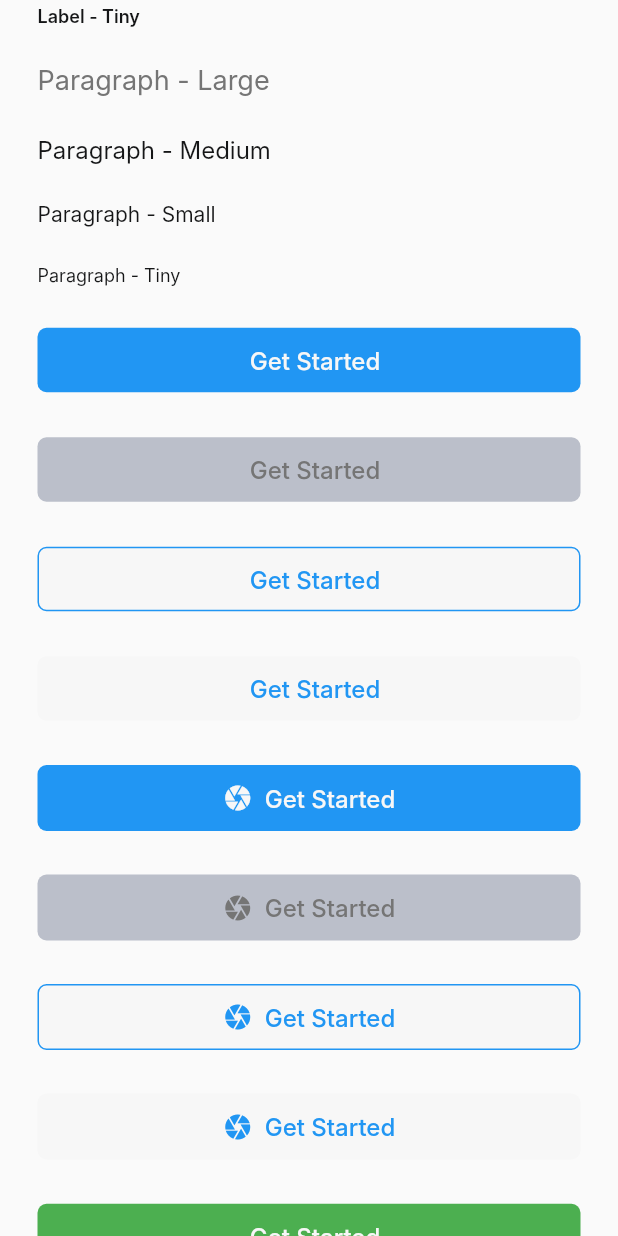
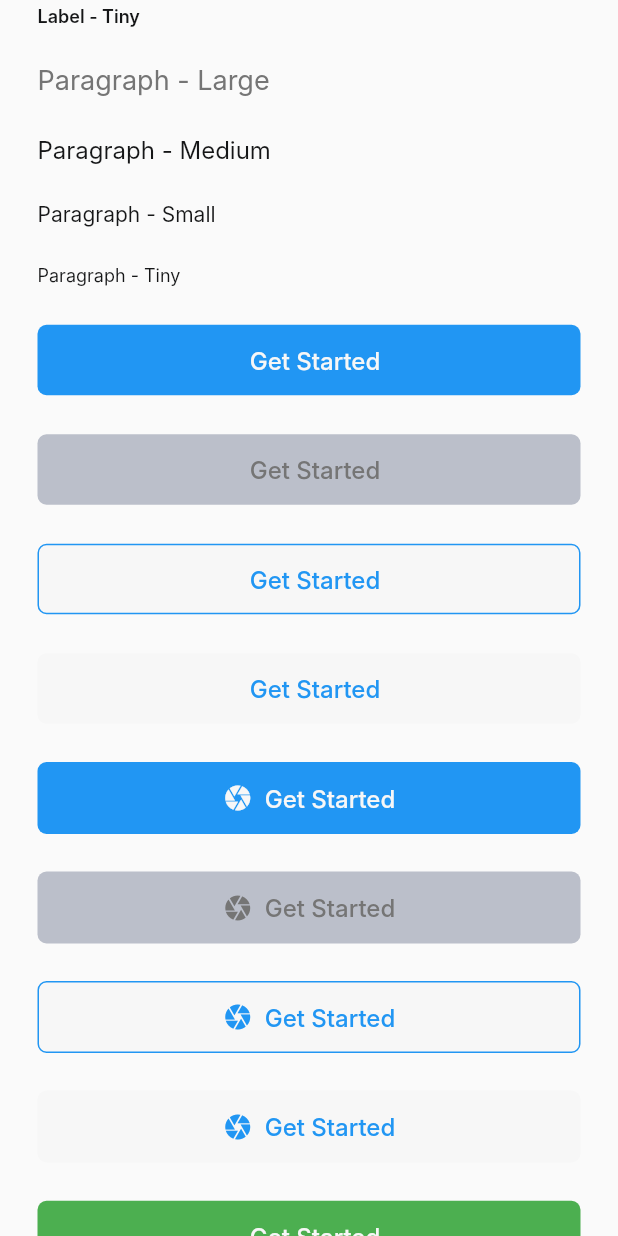
Before and after one commit to vetremedi/design-system, a Flutter app: the screen it shows after launch, scrolled down 576 dp, on a phone screen of 412 x 824 dp. Run offline on Flutter 3.47's test engine with Material 2 defaults, Android fonts, the phone set to English and light mode, and no system bars; Roboto replaces fonts that are missing (Inter).

Commit message:
🛠 button padding fix

```diff
--- a/lib/src/widgets/ui_button.dart
+++ b/lib/src/widgets/ui_button.dart
@@ -69,9 +69,8 @@ class UIButton extends StatelessWidget {
       ),
       style: disabled
           ? ButtonStyle(
-              shadowColor: MaterialStateProperty.all<Color>(Colors.red),
               padding: MaterialStateProperty.all<EdgeInsetsGeometry>(
-                  EdgeInsets.only(top: 12.0, bottom: 12.0)),
+                  EdgeInsets.only(top: 14.0, bottom: 14.0)),
               elevation: MaterialStateProperty.all<double>(0.0),
               backgroundColor: MaterialStateProperty.all<Color>(
                   ctaType == CTAType.Primary ? DisabledColor : BackgroundColor),
@@ -87,7 +86,7 @@ class UIButton extends StatelessWidget {
           : ButtonStyle(
               shadowColor: MaterialStateProperty.all<Color>(Color(0x62606170)),
               padding: MaterialStateProperty.all<EdgeInsetsGeometry>(
-                  EdgeInsets.only(top: 12.0, bottom: 12.0)),
+                  EdgeInsets.only(top: 14.0, bottom: 14.0)),
               elevation: MaterialStateProperty.all<double>(0.0),
               backgroundColor: MaterialStateProperty.all<Color>(
                   ctaType != CTAType.Primary
```
